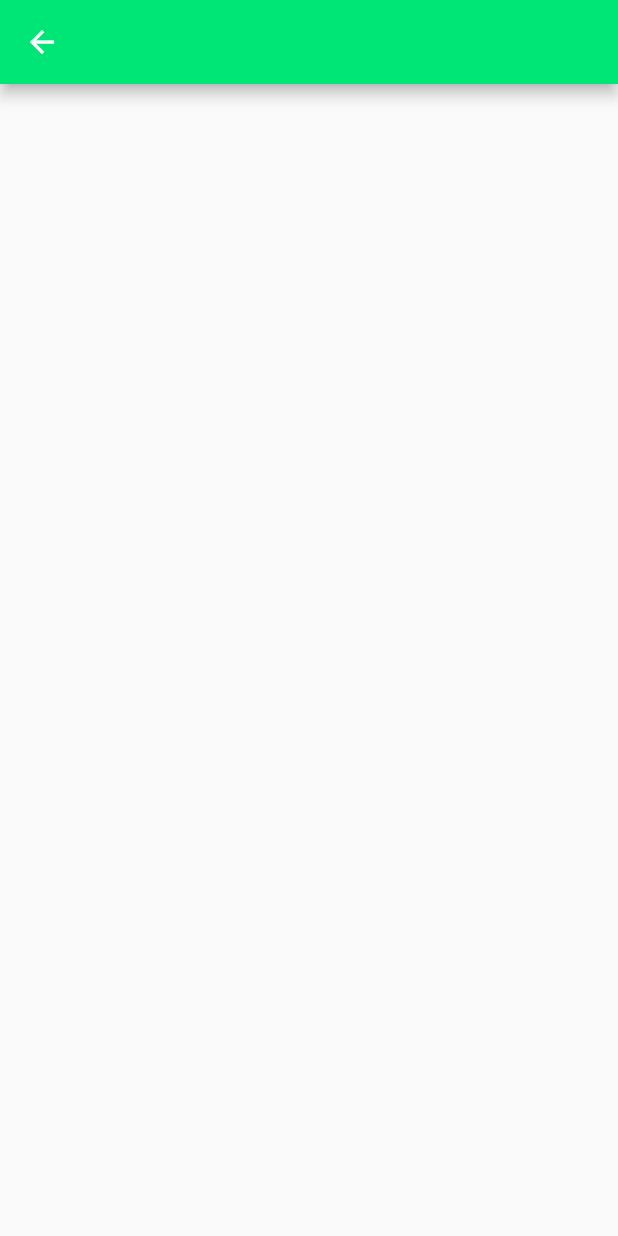
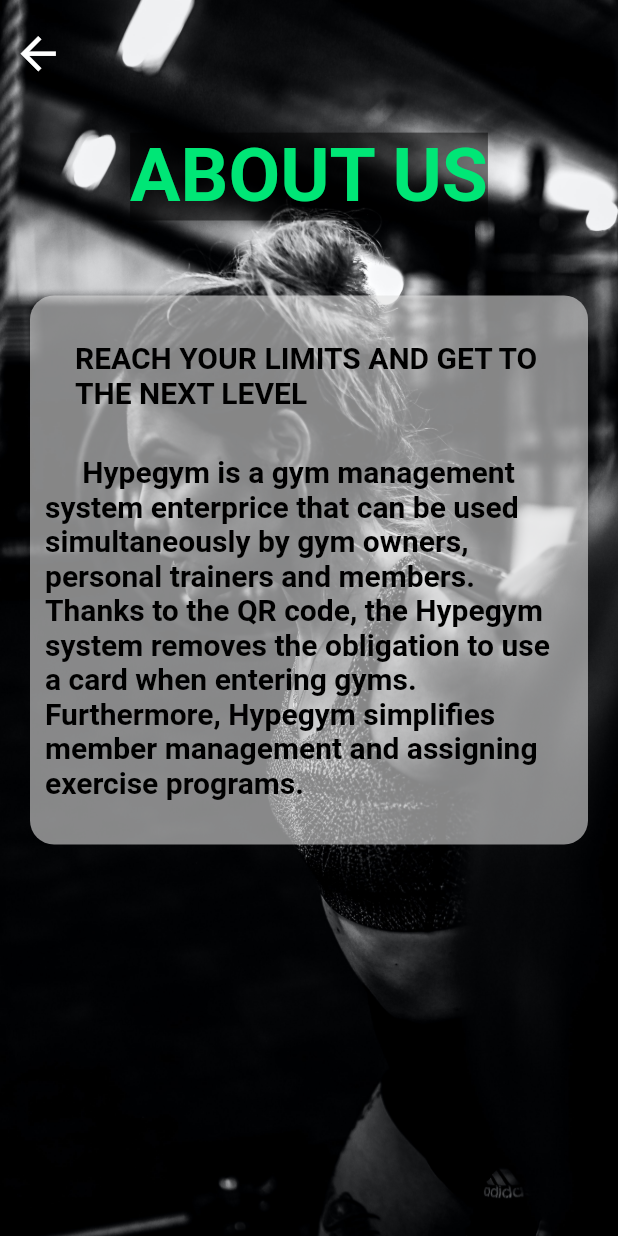
Before and after one commit to CSE343-Hypeline/hypegym-mobile, a Flutter app: the AboutUsPage screen opened directly, on a phone screen of 412 x 824 dp. Run offline on Flutter 3.47's test engine with Material 2 defaults, Android fonts, the phone set to English and light mode, and no system bars; our stand-ins replace google_fonts.

Commit message:
Updated about us page

```diff
--- a/lib/pages/about_us_page.dart
+++ b/lib/pages/about_us_page.dart
@@ -6,10 +6,100 @@ class AboutUsPage extends StatelessWidget {
   @override
   Widget build(BuildContext context) {
     return Scaffold(
-      appBar: AppBar(
-        backgroundColor: Colors.greenAccent.shade400,
+      body: Stack(
+        children: [
+          Container(
+            decoration: const BoxDecoration(
+              boxShadow: [
+                BoxShadow(
+                  color: Colors.black,
+                  blurRadius: 30.0,
+                  spreadRadius: 5.0,
+                ),
+              ],
+            ),
+            child: Image(
+              image: const AssetImage('images/image_2.jpg'),
+              fit: BoxFit.cover,
+              height: MediaQuery.of(context).size.height,
+              width: MediaQuery.of(context).size.width,
+            ),
+          ),
+          Column(
+            children: [
+              Padding(
+                padding: const EdgeInsets.only(top: 10.0),
+                child: Row(
+                  mainAxisAlignment: MainAxisAlignment.start,
+                  children: [
+                    IconButton(
+                      icon: const Icon(Icons.arrow_back, color: Colors.white, size: 35.0,),
+                      onPressed: () => Navigator.of(context).pop(),
+                    ),
+                  ],
+                ),
+              ),
+              Padding(
+                padding: const EdgeInsets.only(top: 30.0),
+                child: Row(
+                  mainAxisAlignment: MainAxisAlignment.center,
+                  children: [
+                    Text(
+                      "ABOUT US",
+                      style: TextStyle(
+                          backgroundColor: Colors.black.withOpacity(0.5),
+                          fontSize: 50,
+                          fontWeight: FontWeight.bold,
+                          color: Colors.greenAccent.shade400
+                      ),
+                    ),
+                  ],
+                ),
+              ),
+              Padding(
+                padding: const EdgeInsets.only(top: 50.0, bottom: 20.0, left: 20.0, right: 20.0),
+                child: Container(
+                  decoration: BoxDecoration(
+                    borderRadius: BorderRadius.circular(16.0),
+                    color: Colors.grey.shade300.withOpacity(0.6),
+                  ),
+                  child: Column(
+                    children: const [
+                      Padding(
+                        padding: EdgeInsets.all(30.0),
+                        child: Text(
+                          "REACH YOUR LIMITS AND GET TO THE NEXT LEVEL",
+                          style: TextStyle(
+                            fontSize: 20,
+                            fontWeight: FontWeight.bold,
+                            color: Colors.black,
+                          ),
+                        ),
+                      ),
+                      Padding(
+                        padding: EdgeInsets.only(top: 0.0, bottom: 30.0, left: 10.0, right: 10.0),
+                        child: Text(
+                          "     Hypegym is a gym management system enterprice that can "
+                              "be used simultaneously by gym owners, personal trainers "
+                              "and members. Thanks to the QR code, the Hypegym system "
+                              "removes the obligation to use a card when entering gyms. "
+                              "Furthermore, Hypegym simplifies member management and "
+                              "assigning exercise programs.",
+                          style: TextStyle(
+                            fontSize: 20,
+                            fontWeight: FontWeight.bold,
+                            color: Colors.black,
+                          ),
+                        ),
+                      ),
+                    ],
+                  ),
+                ),
+              ),
+            ],
+          ),
+        ],
       ),
-      body: Column(),
     );
   }
 }
```
